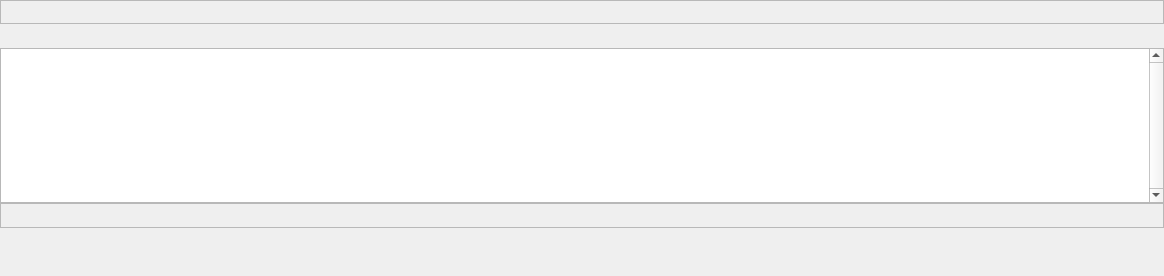
Old version of the form src/ui/consoletab.ui in the repository solaristhesun/superterm.
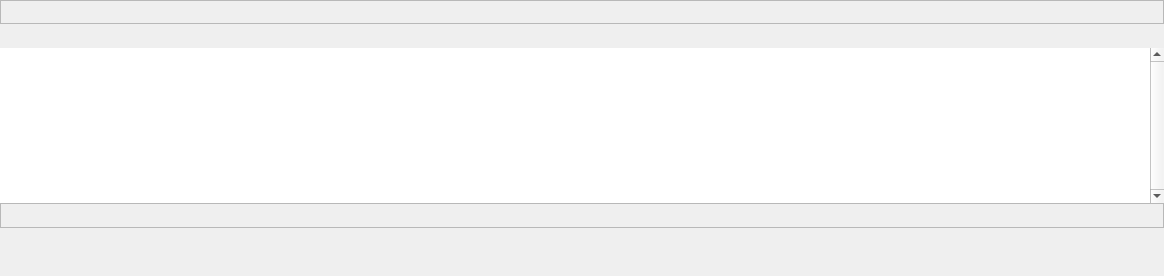
New version of the form. Custom widgets are drawn as their Qt base class.

Commit message: pixel tuning

```diff
--- a/src/ui/consoletab.ui
+++ b/src/ui/consoletab.ui
@@ -73,7 +73,7 @@
      </widget>
      <widget class="ConsoleView" name="consoleView">
       <property name="frameShape">
-       <enum>QFrame::StyledPanel</enum>
+       <enum>QFrame::NoFrame</enum>
       </property>
       <property name="frameShadow">
        <enum>QFrame::Plain</enum>
```
The commit also changes 1 other file.
